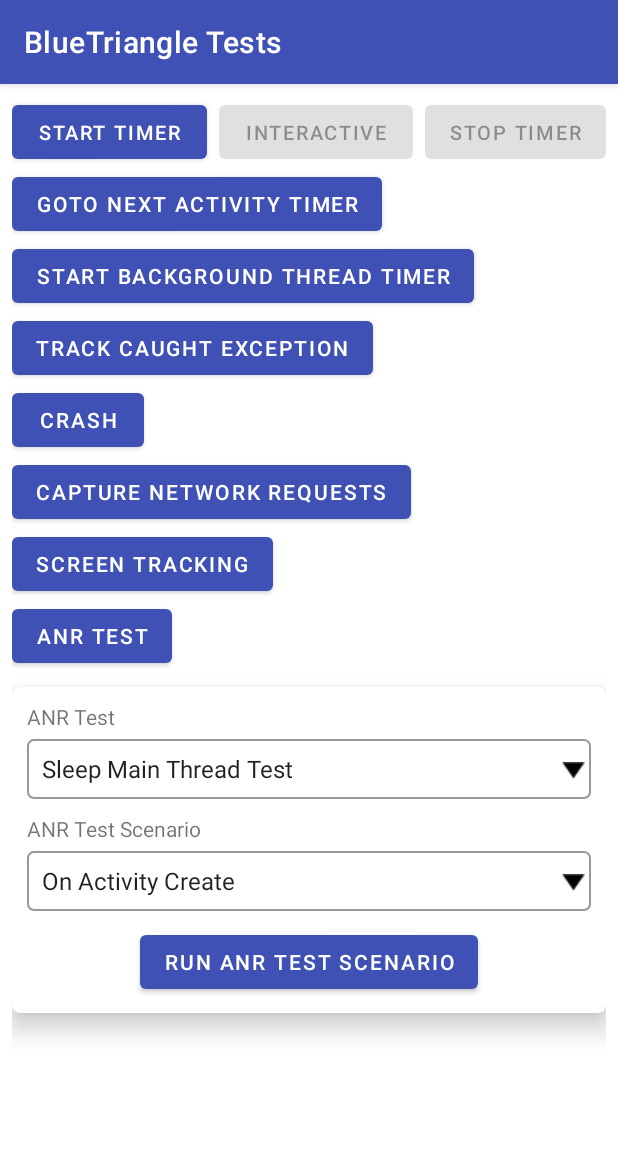
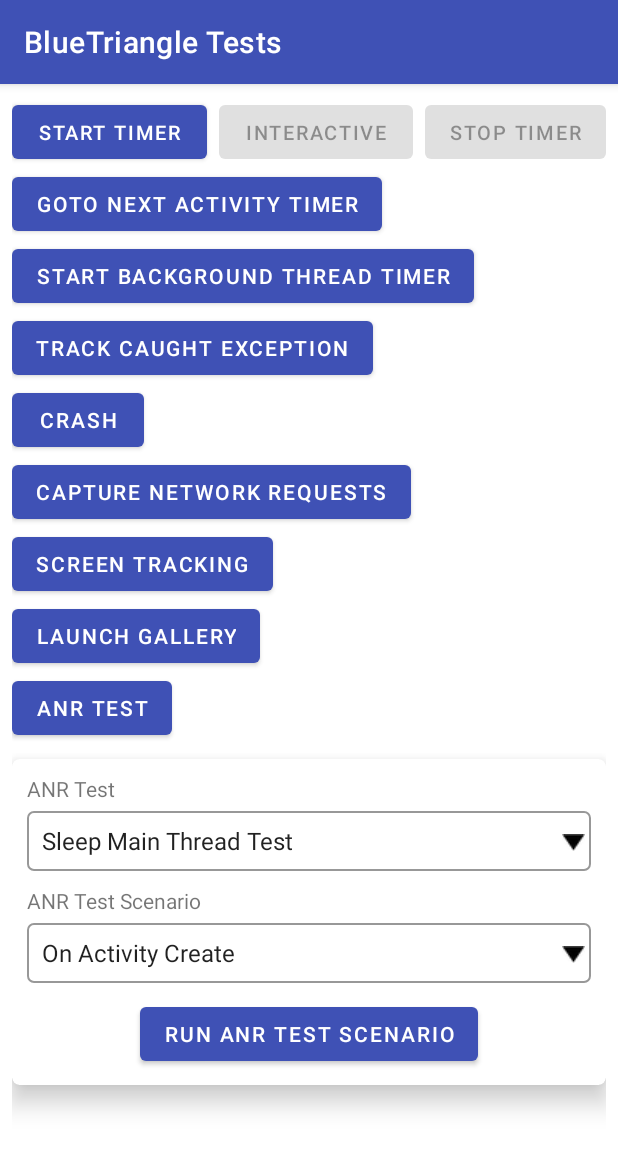
Before and after one commit to blue-triangle-tech/btt-android-sdk, an Android app built with Jetpack Compose: the KotlinTestListActivity screen opened directly, with no data from a screen before it, on a phone screen of 412 x 824 dp. Shown: the top 1150 px of the screen. Run offline under Robolectric (Android 15) with nearby library versions, the phone set to English and light mode, and no system bars; our stand-ins replace data binding; 1 statement that could not run was skipped.

Commit message:
Fixed Background/Foreground issue

```diff
--- a/analytics/src/main/java/com/bluetriangle/analytics/screenTracking/BTTScreenLifecyleTracker.kt
+++ b/analytics/src/main/java/com/bluetriangle/analytics/screenTracking/BTTScreenLifecyleTracker.kt
@@ -14,13 +14,17 @@ internal class BTTScreenLifecyleTracker(private val screenTrackingEnabled: Boole
     override fun onLoadStarted(screen: Screen) {
         if(!screenTrackingEnabled) return
         logD(TAG, "onLoadStarted: ${screen.name}")
-        timers[screen.toString()] = Timer(screen.name, "FragmentTrafficSegment").start()
+        timers[screen.toString()] = Timer(screen.name, "ScreenTracker").start()
         loadTime[screen.toString()] = System.currentTimeMillis()
     }
 
     override fun onLoadEnded(screen: Screen) {
         if(!screenTrackingEnabled) return
         logD(TAG, "onLoadEnded: ${screen.name}")
+        if(timers[screen.toString()] == null) {
+            timers[screen.toString()] = Timer(screen.name, "ScreenTracker").start()
+            loadTime[screen.toString()] = System.currentTimeMillis()
+        }
     }
 
     override fun onViewStarted(screen: Screen) {
--- a/app/src/main/java/com/bluetriangle/android/demo/DemoApplication.kt
+++ b/app/src/main/java/com/bluetriangle/android/demo/DemoApplication.kt
@@ -38,6 +38,7 @@ class DemoApplication : Application() {
         if (siteId.isNullOrBlank()) return
 
         val configuration = BlueTriangleConfiguration()
+        configuration.isScreenTrackingEnabled = true
         configuration.isTrackCrashesEnabled = true
         configuration.siteId = siteId
         configuration.isDebug = true
--- a/app/src/main/java/com/bluetriangle/android/demo/java/JavaTestListActivity.java
+++ b/app/src/main/java/com/bluetriangle/android/demo/java/JavaTestListActivity.java
@@ -69,6 +69,12 @@ public class JavaTestListActivity extends AppCompatActivity {
         binding.buttonAnr.setOnClickListener(v -> {
             launchAnrActivity(ANRTestScenario.Unknown, ANRTest.Unknown);
         });
+        binding.buttonLaunchGallery.setOnClickListener(v -> {
+            Intent intent = new Intent(Intent.ACTION_PICK);
+            intent.setType("image/*");
+            startActivity(Intent.createChooser(intent, "Pick Image"));
+        });
+
         binding.btnAnrTestRun.setOnClickListener(v -> {
             launchAnrActivity(viewModel.getAnrTestScenario().getValue(), viewModel.getAnrTest().getValue());
         });
--- a/app/src/main/java/com/bluetriangle/android/demo/kotlin/KotlinTestListActivity.kt
+++ b/app/src/main/java/com/bluetriangle/android/demo/kotlin/KotlinTestListActivity.kt
@@ -42,9 +42,6 @@ class KotlinTestListActivity : AppCompatActivity() {
         updateButtonState()
         addButtonClickListeners()
 
-        updateButtonState()
-        addButtonClickListeners()
-
         okHttpClient =
             OkHttpClient.Builder()
                 .addInterceptor(BlueTriangleOkHttpInterceptor(instance!!.configuration))
@@ -63,6 +60,11 @@ class KotlinTestListActivity : AppCompatActivity() {
         binding.buttonScreenTrack.setOnClickListener(this::screenTrackButtonClicked)
         binding.buttonAnr.setOnClickListener {
             launchAnrActivity(ANRTestScenario.Unknown, ANRTest.Unknown)
+        }
+        binding.buttonLaunchGallery.setOnClickListener {
+            startActivity(Intent.createChooser(Intent(Intent.ACTION_PICK).apply {
+                type = "image/*"
+            }, "Pick Image"))
         }
 
         binding.btnAnrTestRun.setOnClickListener {
--- a/app/src/main/res/layout/activity_test_list.xml
+++ b/app/src/main/res/layout/activity_test_list.xml
@@ -98,6 +98,12 @@
             android:text="Screen Tracking" />
 
         <com.google.android.material.button.MaterialButton
+            android:id="@+id/buttonLaunchGallery"
+            android:layout_width="wrap_content"
+            android:layout_height="wrap_content"
+            android:text="Launch Gallery" />
+
+        <com.google.android.material.button.MaterialButton
             android:id="@+id/button_anr"
             android:layout_width="wrap_content"
             android:layout_height="wrap_content"
```
